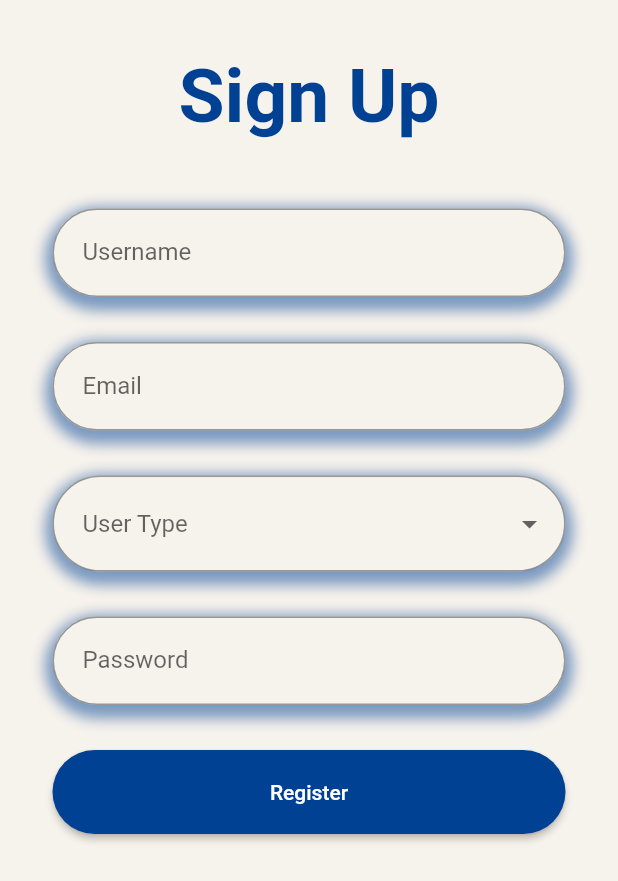
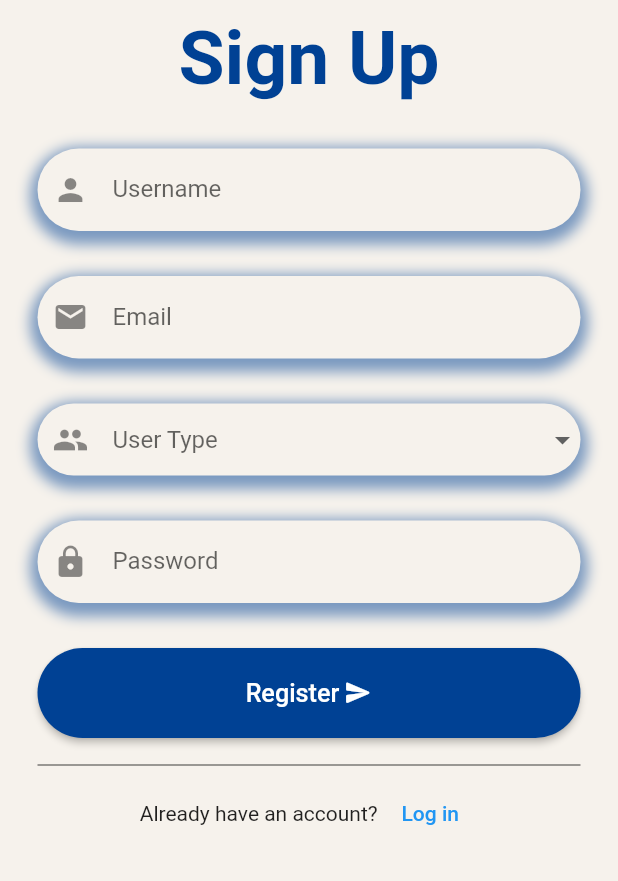
Before and after one commit to anjmhrjn/restro-booking-flutter, a Flutter app: the screen it shows after launch, on a phone screen of 412 x 824 dp. Shown: the top 881 px of the screen. Run offline on Flutter 3.47's test engine with Material 2 defaults, Android fonts, the phone set to English and light mode, and no system bars.

Commit message:
Updated registration screen

```diff
--- a/lib/screen/register.dart
+++ b/lib/screen/register.dart
@@ -20,7 +20,7 @@ class _RegisterScreenState extends State<RegisterScreen> {
       body: SafeArea(
         child: SingleChildScrollView(
           child: Padding(
-            padding: const EdgeInsets.all(35.0),
+            padding: const EdgeInsets.symmetric(horizontal: 25, vertical: 10),
             child: Form(
               child: Column(
                 children: [
@@ -35,9 +35,10 @@ class _RegisterScreenState extends State<RegisterScreen> {
                     ),
                   ),
                   SizedBox(
-                    height: 45,
+                    height: 30,
                   ),
                   Container(
+                    padding: EdgeInsets.only(left: 10),
                     decoration: BoxDecoration(
                       color: Color(0xFFF6F2EC),
                       borderRadius: BorderRadius.all(
@@ -54,14 +55,11 @@ class _RegisterScreenState extends State<RegisterScreen> {
                     ),
                     child: TextFormField(
                       decoration: InputDecoration(
-                        contentPadding: EdgeInsets.all(20.0),
+                        icon: Icon(Icons.person),
+                        contentPadding: EdgeInsets.only(top: 10, bottom: 10),
                         labelText: 'Username',
                         hintText: 'Enter your username',
-                        border: OutlineInputBorder(
-                          borderRadius: BorderRadius.all(
-                            Radius.circular(50.0),
-                          ),
-                        ),
+                        border: InputBorder.none,
                       ),
                     ),
                   ),
@@ -69,6 +67,7 @@ class _RegisterScreenState extends State<RegisterScreen> {
                     height: 30,
                   ),
                   Container(
+                    padding: EdgeInsets.only(left: 10),
                     decoration: BoxDecoration(
                       color: Color(0xFFF6F2EC),
                       borderRadius: BorderRadius.all(
@@ -86,14 +85,11 @@ class _RegisterScreenState extends State<RegisterScreen> {
                     child: TextFormField(
                       keyboardType: TextInputType.emailAddress,
                       decoration: InputDecoration(
-                        contentPadding: EdgeInsets.all(20.0),
+                        icon: Icon(Icons.email),
+                        contentPadding: EdgeInsets.only(top: 10, bottom: 10),
                         labelText: 'Email',
                         hintText: 'Enter your email',
-                        border: OutlineInputBorder(
-                          borderRadius: BorderRadius.all(
-                            Radius.circular(50.0),
-                          ),
-                        ),
+                        border: InputBorder.none,
                       ),
                     ),
                   ),
@@ -101,6 +97,7 @@ class _RegisterScreenState extends State<RegisterScreen> {
                     height: 30,
                   ),
                   Container(
+                    padding: EdgeInsets.only(left: 10),
                     decoration: BoxDecoration(
                       color: Color(0xFFF6F2EC),
                       borderRadius: BorderRadius.all(
@@ -125,13 +122,10 @@ class _RegisterScreenState extends State<RegisterScreen> {
                       }).toList(),
                       onChanged: (value) {},
                       decoration: InputDecoration(
-                        contentPadding: EdgeInsets.all(20.0),
+                        icon: Icon(Icons.group),
+                        contentPadding: EdgeInsets.only(top: 10, bottom: 10),
                         hintText: 'User Type',
-                        border: OutlineInputBorder(
-                          borderRadius: BorderRadius.all(
-                            Radius.circular(50.0),
-                          ),
-                        ),
+                        border: InputBorder.none,
                       ),
                     ),
                   ),
@@ -139,6 +133,7 @@ class _RegisterScreenState extends State<RegisterScreen> {
                     height: 30,
                   ),
                   Container(
+                    padding: EdgeInsets.only(left: 10),
                     decoration: BoxDecoration(
                       color: Color(0xFFF6F2EC),
                       borderRadius: BorderRadius.all(
@@ -156,14 +151,11 @@ class _RegisterScreenState extends State<RegisterScreen> {
                     child: TextFormField(
                       obscureText: true,
                       decoration: InputDecoration(
-                        contentPadding: EdgeInsets.all(20.0),
+                        icon: Icon(Icons.lock),
+                        contentPadding: EdgeInsets.only(top: 10, bottom: 10),
                         labelText: 'Password',
                         hintText: 'Enter your password',
-                        border: OutlineInputBorder(
-                          borderRadius: BorderRadius.all(
-                            Radius.circular(50.0),
-                          ),
-                        ),
+                        border: InputBorder.none,
                       ),
                     ),
                   ),
@@ -172,7 +164,22 @@ class _RegisterScreenState extends State<RegisterScreen> {
                   ),
                   ElevatedButton(
                     onPressed: () {},
-                    child: Text('Register'),
+                    child: Row(
+                      mainAxisAlignment: MainAxisAlignment.center,
+                      children: const [
+                        Text(
+                          'Register',
+                          textScaleFactor: 1.2,
+                        ),
+                        SizedBox(
+                          width: 3,
+                        ),
+                        Icon(
+                          Icons.send_rounded,
+                          size: 19,
+                        ),
+                      ],
+                    ),
                     style: ElevatedButton.styleFrom(
                       primary: Color(0xFF004194),
                       minimumSize: const Size(double.infinity, 40),
@@ -184,6 +191,29 @@ class _RegisterScreenState extends State<RegisterScreen> {
                       ),
                     ),
                   ),
+                  SizedBox(
+                    height: 10,
+                  ),
+                  Divider(
+                    thickness: 0.5,
+                    color: Colors.black,
+                  ),
+                  // SizedBox(
+                  //   height: 10,
+                  // ),
+                  Row(
+                    mainAxisAlignment: MainAxisAlignment.center,
+                    children: [
+                      Text('Already have an account?'),
+                      SizedBox(
+                        width: 3,
+                      ),
+                      TextButton(
+                        onPressed: () {},
+                        child: Text('Log in'),
+                      ),
+                    ],
+                  ),
                 ],
               ),
             ),
```
